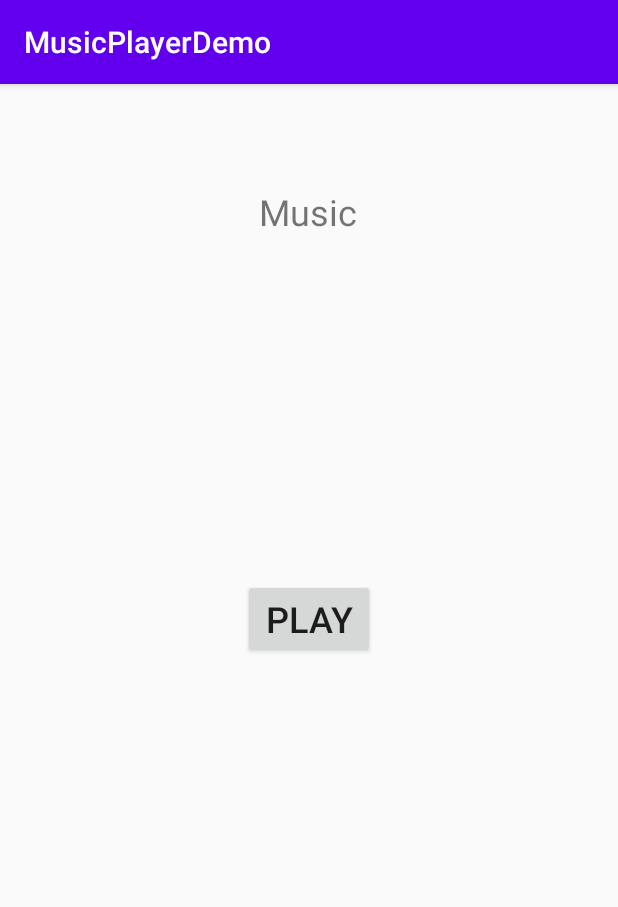
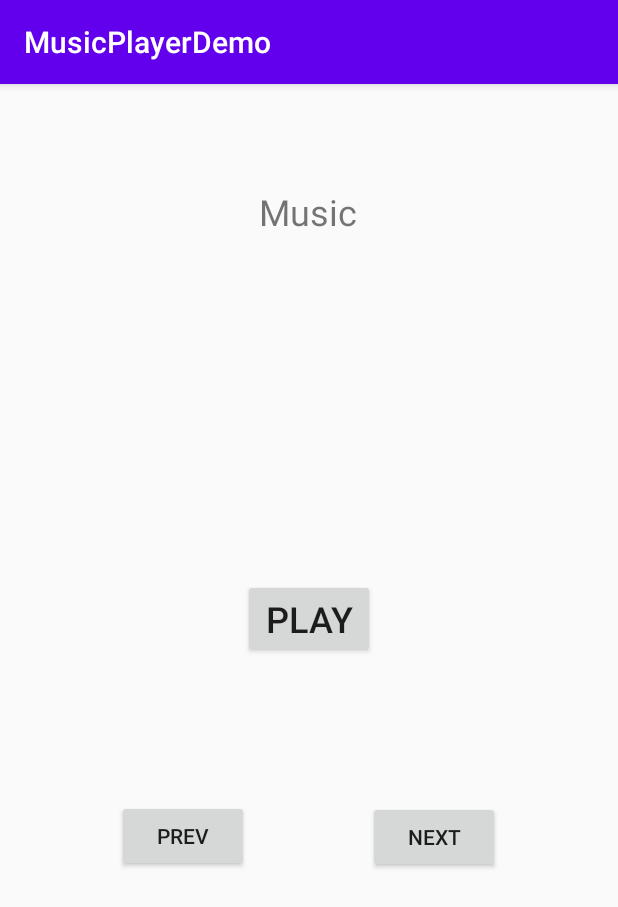
Before and after one commit to maldarwish/Player_101, an Android app: the screen it shows after launch (MainActivity), on a phone screen of 412 x 824 dp. Shown: the top 907 px of the screen. Run offline under Robolectric (Android 15) with nearby library versions, the phone set to English and light mode, and no system bars; 2 statements that could not run were skipped.

Commit message:
added next and prev

```diff
--- a/app/src/main/java/com/example/lab6_demo/MainActivity.java
+++ b/app/src/main/java/com/example/lab6_demo/MainActivity.java
@@ -74,6 +74,12 @@ public class MainActivity extends AppCompatActivity implements View.OnClickListe
         }
     }
 
+    public void next(View view) { musicService.nextSong(); }
+
+    public void prev(View view) {
+        musicService.prevSong();
+    }
+
 
     public void updateName(String musicName) {
 
--- a/app/src/main/res/layout/activity_main.xml
+++ b/app/src/main/res/layout/activity_main.xml
@@ -34,4 +34,30 @@
         app:layout_constraintTop_toBottomOf="@+id/music"
         app:layout_constraintVertical_bias="0.367" />
 
+    <Button
+        android:id="@+id/bNext"
+        android:layout_width="wrap_content"
+        android:layout_height="wrap_content"
+        android:onClick="next"
+        android:text="Next"
+        app:layout_constraintBottom_toBottomOf="parent"
+        app:layout_constraintEnd_toEndOf="parent"
+        app:layout_constraintHorizontal_bias="0.758"
+        app:layout_constraintStart_toStartOf="parent"
+        app:layout_constraintTop_toTopOf="parent"
+        app:layout_constraintVertical_bias="0.664" />
+
+    <Button
+        android:id="@+id/bPrev"
+        android:layout_width="wrap_content"
+        android:layout_height="wrap_content"
+        android:onClick="prev"
+        android:text="Prev"
+        app:layout_constraintBottom_toBottomOf="parent"
+        app:layout_constraintEnd_toEndOf="parent"
+        app:layout_constraintHorizontal_bias="0.241"
+        app:layout_constraintStart_toStartOf="parent"
+        app:layout_constraintTop_toTopOf="parent"
+        app:layout_constraintVertical_bias="0.663" />
+
 </androidx.constraintlayout.widget.ConstraintLayout>
```
Also changed, not shown: app/src/main/java/com/example/lab6_demo/MusicPlayer.java (+18 -2 lines), app/src/main/java/com/example/lab6_demo/MusicService.java (+8 -0 lines), 1 other file.
